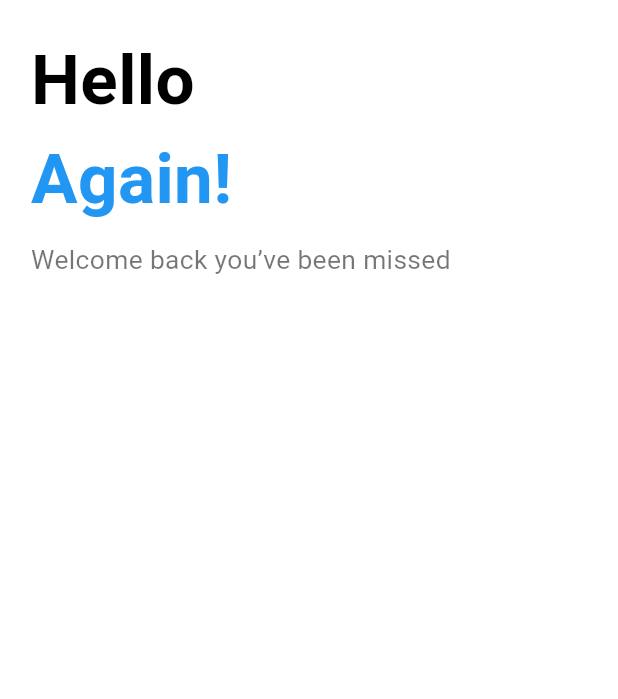
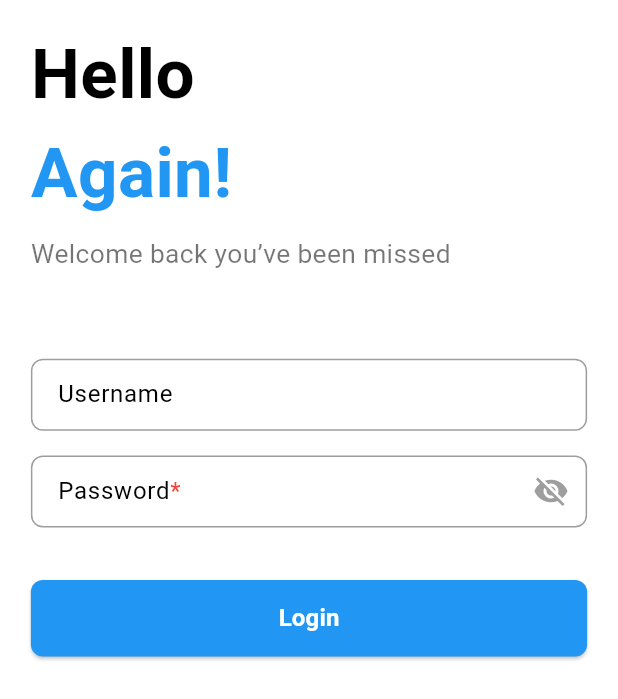
Before and after one commit to kareemtoson12/newsTask, a Flutter app: the screen it shows after launch, on a phone screen of 412 x 824 dp. Shown: the top 699 px of the screen. Run offline on Flutter 3.47's test engine with Material 3 defaults, Android fonts, the phone set to English and light mode, and no system bars; our stand-ins replace device_preview.

Commit message:
login done

```diff
--- a/lib/app/news_app.dart
+++ b/lib/app/news_app.dart
@@ -1,6 +1,7 @@
 import 'package:flutter/material.dart';
 import 'package:news/app/routing/routes.dart';
 import 'package:news/app/routing/routing.dart';
+import 'package:device_preview/device_preview.dart';
 
 class NewsApp extends StatelessWidget {
   const NewsApp({super.key});
@@ -9,7 +10,10 @@ class NewsApp extends StatelessWidget {
   Widget build(BuildContext context) {
     return MaterialApp(
       debugShowCheckedModeBanner: false,
-      title: 'Expense App',
+      title: 'News App',
+      useInheritedMediaQuery: true,
+      locale: DevicePreview.locale(context),
+      builder: DevicePreview.appBuilder,
       initialRoute: AppRoutes.splash,
       onGenerateRoute: generateRoute,
     );
--- a/lib/app/routing/routing.dart
+++ b/lib/app/routing/routing.dart
@@ -1,6 +1,7 @@
 import 'package:flutter/material.dart';
 import 'package:news/presentation/auth/login_view.dart';
 import 'package:news/presentation/splash/splash_view.dart';
+import 'package:news/presentation/home/home_view.dart';
 import 'routes.dart';
 
 Route<dynamic> generateRoute(RouteSettings settings) {
@@ -9,6 +10,8 @@ Route<dynamic> generateRoute(RouteSettings settings) {
       return MaterialPageRoute(builder: (_) => const SplashView());
     case AppRoutes.login:
       return MaterialPageRoute(builder: (_) => const LoginView());
+    case AppRoutes.home:
+      return MaterialPageRoute(builder: (_) => const HomeView());
 
     default:
       return MaterialPageRoute(
--- a/lib/main.dart
+++ b/lib/main.dart
@@ -1,6 +1,7 @@
 import 'package:flutter/material.dart';
+import 'package:device_preview/device_preview.dart';
 import 'package:news/app/news_app.dart';
 
 void main() {
-  runApp(const NewsApp());
+  runApp(DevicePreview(enabled: true, builder: (context) => const NewsApp()));
 }
--- a/lib/presentation/auth/login_view.dart
+++ b/lib/presentation/auth/login_view.dart
@@ -1,5 +1,7 @@
 import 'package:flutter/material.dart';
 import 'package:news/presentation/auth/widgets/header.dart';
+import 'package:news/presentation/auth/widgets/login_button.dart';
+import 'package:news/presentation/auth/widgets/auth_text_field.dart';
 
 class LoginView extends StatefulWidget {
   const LoginView({super.key});
@@ -9,26 +11,99 @@ class LoginView extends StatefulWidget {
 }
 
 class _LoginViewState extends State<LoginView> {
+  final _formKey = GlobalKey<FormState>();
+  bool _obscurePassword = true; // retained if needed later
+  bool _isLoading = false;
+
   @override
   Widget build(BuildContext context) {
     final size = MediaQuery.of(context).size;
     final width = size.width;
     final height = size.height;
+    final edgePadding = width * 0.05;
+    final verticalGapLarge = height * 0.05;
+    final verticalGapSmall = height * 0.02;
+
     return Scaffold(
       backgroundColor: Colors.white,
       body: SafeArea(
+        child: LayoutBuilder(
+          builder: (context, constraints) {
+            final isWide = constraints.maxWidth >= 600;
+
+            return Align(
+              alignment: Alignment.topCenter,
+              child: ConstrainedBox(
+                constraints: const BoxConstraints(maxWidth: 500),
                 child: Padding(
-          padding: EdgeInsets.all(width * 0.05),
+                  padding: EdgeInsets.symmetric(
+                    horizontal: edgePadding,
+                    vertical: verticalGapSmall,
+                  ),
                   child: SingleChildScrollView(
+                    child: Form(
+                      key: _formKey,
                       child: Column(
+                        crossAxisAlignment: CrossAxisAlignment.start,
                         children: [
-                //header
-                WelcomeText(),
+                          // Header
+                          const WelcomeText(),
+                          SizedBox(
+                            height: isWide
+                                ? verticalGapLarge
+                                : verticalGapSmall * 3.5,
+                          ),
+
+                          // Username
+                          AuthTextField(
+                            labelText: "Username",
+                            fieldNameForValidation: "Username",
+                            isPassword: false,
+                            isWide: isWide,
+                          ),
+                          SizedBox(
+                            height: isWide
+                                ? verticalGapSmall * 1.2
+                                : verticalGapSmall,
+                          ),
+
+                          // Password
+                          AuthTextField(
+                            label: const Row(
+                              mainAxisSize: MainAxisSize.min,
+                              children: [
+                                Text("Password"),
+                                Text("*", style: TextStyle(color: Colors.red)),
+                              ],
+                            ),
+                            fieldNameForValidation: "Password",
+                            isPassword: true,
+                            isWide: isWide,
+                          ),
+                          SizedBox(height: 35),
+                          LoginButton(
+                            isLoading: _isLoading,
+                            onPressed: () async {
+                              if (!_formKey.currentState!.validate()) return;
+                              setState(() => _isLoading = true);
+                              await Future.delayed(const Duration(seconds: 1));
+                              if (!mounted) return;
+                              setState(() => _isLoading = false);
+                              Navigator.of(
+                                context,
+                              ).pushReplacementNamed('/home');
+                            },
+                          ),
                         ],
                       ),
                     ),
                   ),
                 ),
+              ),
+            );
+          },
+        ),
+      ),
     );
   }
 }
--- /dev/null
+++ b/lib/presentation/auth/widgets/auth_text_field.dart
@@ -0,0 +1,78 @@
+import 'package:flutter/material.dart';
+
+class AuthTextField extends StatefulWidget {
+  final String? labelText;
+  final Widget? label;
+  final String fieldNameForValidation;
+  final bool isPassword;
+  final bool isWide;
+
+  const AuthTextField({
+    super.key,
+    this.labelText,
+    this.label,
+    required this.fieldNameForValidation,
+    this.isPassword = false,
+    required this.isWide,
+  });
+
+  @override
+  State<AuthTextField> createState() => _AuthTextFieldState();
+}
+
+class _AuthTextFieldState extends State<AuthTextField> {
+  bool _obscure = true;
+
+  OutlineInputBorder get _enabledBorder => const OutlineInputBorder(
+    borderSide: BorderSide(color: Colors.grey, width: 1),
+    borderRadius: BorderRadius.all(Radius.circular(8)),
+  );
+
+  OutlineInputBorder get _focusedBorder => const OutlineInputBorder(
+    borderSide: BorderSide(color: Colors.blue, width: 2),
+    borderRadius: BorderRadius.all(Radius.circular(8)),
+  );
+
+  @override
+  void initState() {
+    super.initState();
+    _obscure = widget.isPassword;
+  }
+
+  @override
+  Widget build(BuildContext context) {
+    return TextFormField(
+      obscureText: _obscure,
+      decoration: InputDecoration(
+        labelText: widget.labelText,
+        label: widget.label,
+        labelStyle: const TextStyle(color: Colors.black),
+        enabledBorder: _enabledBorder,
+        focusedBorder: _focusedBorder,
+        contentPadding: EdgeInsets.symmetric(
+          horizontal: 14,
+          vertical: widget.isWide ? 18 : 12,
+        ),
+        suffixIcon: widget.isPassword
+            ? IconButton(
+                icon: Icon(
+                  _obscure ? Icons.visibility_off : Icons.visibility,
+                  color: Colors.grey,
+                ),
+                onPressed: () {
+                  setState(() {
+                    _obscure = !_obscure;
+                  });
+                },
+              )
+            : null,
+      ),
+      validator: (value) {
+        if (value == null || value.isEmpty) {
+          return "${widget.fieldNameForValidation} is required";
+        }
+        return null;
+      },
+    );
+  }
+}
--- /dev/null
+++ b/lib/presentation/auth/widgets/login_button.dart
@@ -0,0 +1,41 @@
+import 'package:flutter/material.dart';
+
+class LoginButton extends StatelessWidget {
+  final VoidCallback onPressed;
+  final bool isLoading;
+
+  const LoginButton({
+    super.key,
+    required this.onPressed,
+    this.isLoading = false,
+  });
+
+  @override
+  Widget build(BuildContext context) {
+    return SizedBox(
+      width: double.infinity,
+      child: ElevatedButton(
+        style: ElevatedButton.styleFrom(
+          backgroundColor: Colors.blue,
+          foregroundColor: Colors.white,
+          padding: const EdgeInsets.symmetric(vertical: 14),
+          shape: RoundedRectangleBorder(borderRadius: BorderRadius.circular(8)),
+        ),
+        onPressed: isLoading ? null : onPressed,
+        child: isLoading
+            ? const SizedBox(
+                width: 20,
+                height: 20,
+                child: CircularProgressIndicator(
+                  strokeWidth: 2,
+                  valueColor: AlwaysStoppedAnimation<Color>(Colors.white),
+                ),
+              )
+            : const Text(
+                "Login",
+                style: TextStyle(fontSize: 16, fontWeight: FontWeight.bold),
+              ),
+      ),
+    );
+  }
+}
--- /dev/null
+++ b/lib/presentation/home/home_view.dart
@@ -0,0 +1,13 @@
+import 'package:flutter/material.dart';
+
+class HomeView extends StatelessWidget {
+  const HomeView({super.key});
+
+  @override
+  Widget build(BuildContext context) {
+    return Scaffold(
+      appBar: AppBar(title: const Text('Home')),
+      body: const Center(child: Text('Welcome Home')),
+    );
+  }
+}
--- a/pubspec.yaml
+++ b/pubspec.yaml
@@ -34,6 +34,7 @@ dependencies:
   # The following adds the Cupertino Icons font to your application.
   # Use with the CupertinoIcons class for iOS style icons.
   cupertino_icons: ^1.0.8
+  device_preview: ^1.3.1
 
 dev_dependencies:
   flutter_test:
```
Also changed, not shown: pubspec.lock, 1 other file. Lines whose indentation alone changed are shown as unchanged.
